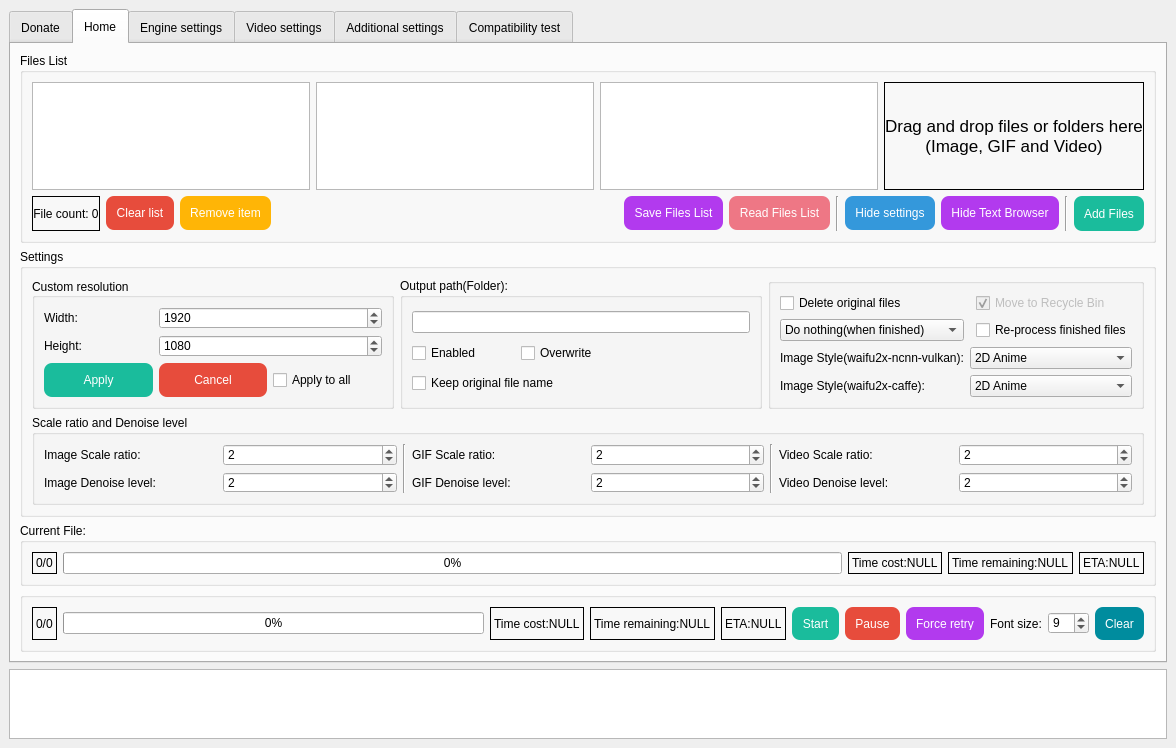
First picture: the form in SRC/Waifu2x-Extension-QT/mainwindow.ui, repository AaronFeng753/Waifu2x-Extension-GUI, before the edit.
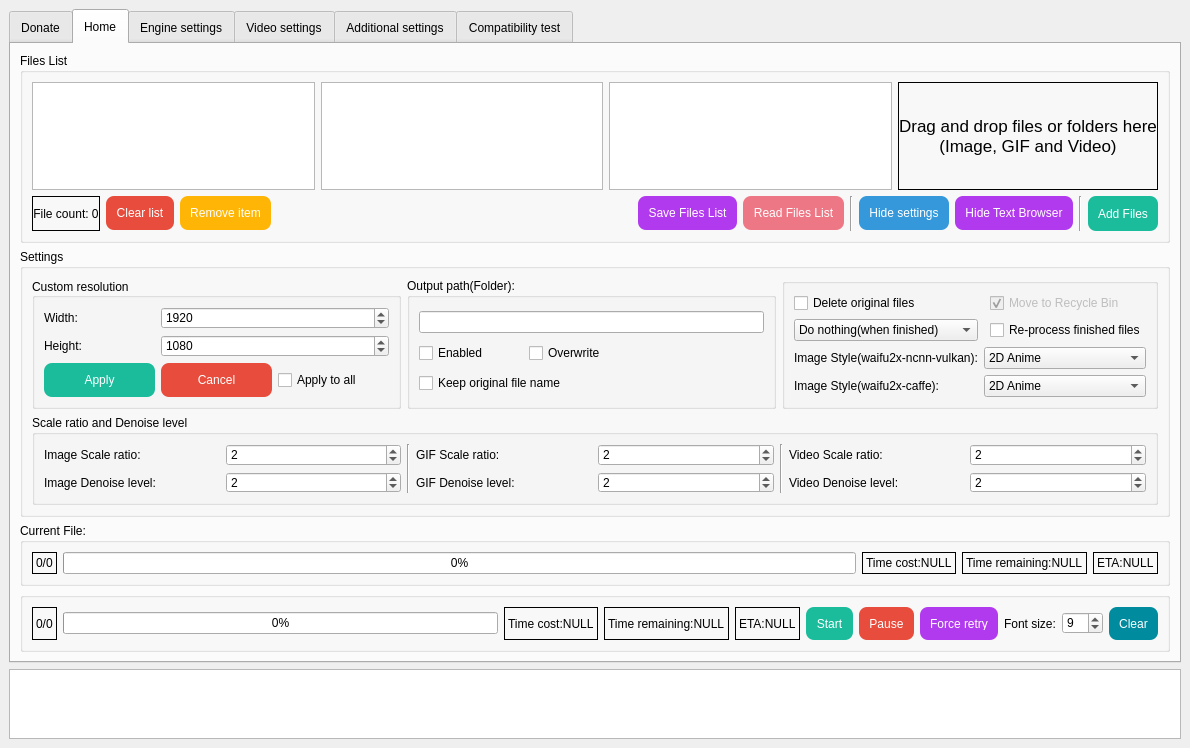
Second picture: the form after the edit. Icons and pictures are not drawn.

Diff of the .ui file:
```diff
--- a/SRC/Waifu2x-Extension-QT/mainwindow.ui
+++ b/SRC/Waifu2x-Extension-QT/mainwindow.ui
@@ -6,7 +6,7 @@
    <rect>
     <x>0</x>
     <y>0</y>
-    <width>1176</width>
+    <width>1190</width>
     <height>748</height>
    </rect>
   </property>
```
